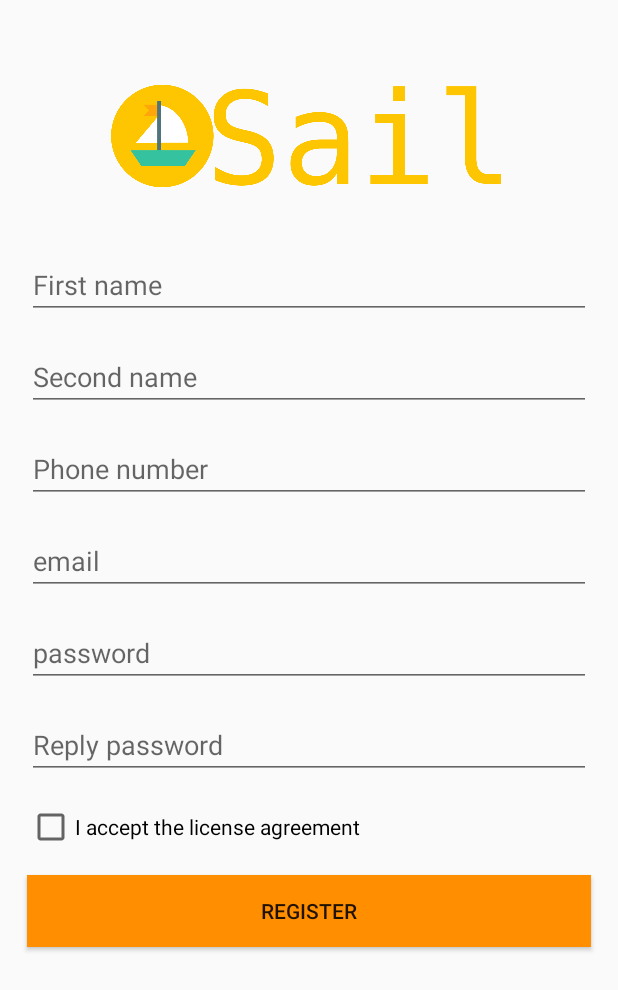
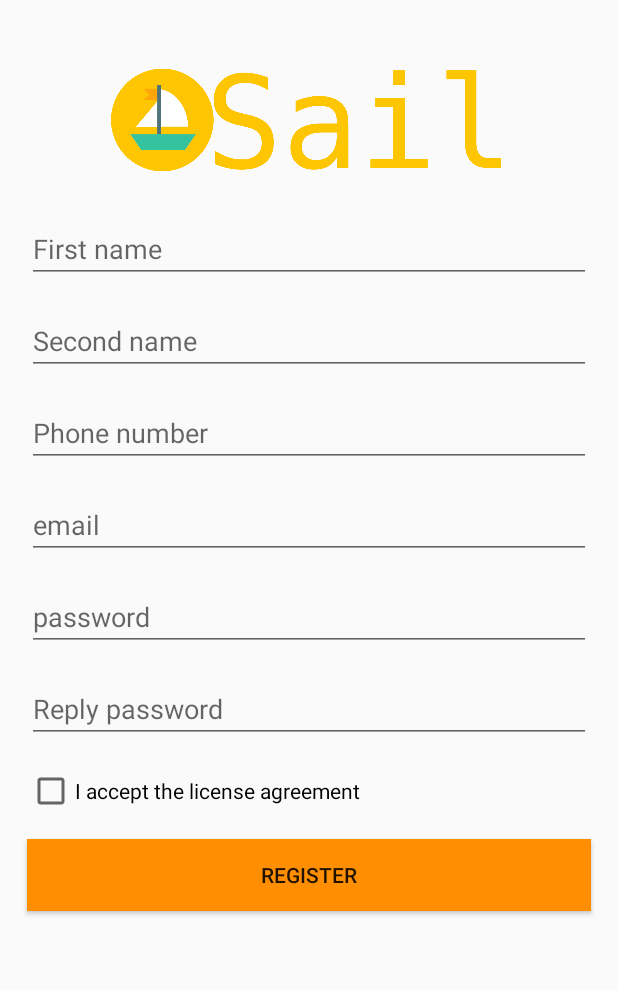
Before and after one commit to Torak28/SailApp, an Android app: the RegisterFragment screen opened through its navigation route, on a phone screen of 412 x 824 dp. Shown: the top 990 px of the screen. Run offline under Robolectric (Android 15) with nearby library versions, the phone set to English and light mode, and no system bars.

Commit message:
Fix registration fragment

```diff
--- a/android_app/app/src/main/java/com/pwr/sailapp/viewModel/LoginViewModel.kt
+++ b/android_app/app/src/main/java/com/pwr/sailapp/viewModel/LoginViewModel.kt
@@ -99,7 +99,10 @@ class LoginViewModel(
                 Log.e("fetchUser", "No connectivity exception")
             } catch (e: ErrorCodeException) {
                 when (e.code) {
-                    401 -> authenticationState.postValue(AuthenticationState.UNAUTHENTICATED)// 401 UNAUTHORIZED TODO diff if token expired or just unauthorized
+                    401 ->{
+                        authenticationState.postValue(AuthenticationState.UNAUTHENTICATED)
+                        registrationState.postValue(RegistrationState.FAILED)
+                    }
                 }
                 Log.e("fetchUser", "Error Code exception")
             }
--- a/android_app/app/src/main/res/layout/fragment_register.xml
+++ b/android_app/app/src/main/res/layout/fragment_register.xml
@@ -11,18 +11,16 @@
         android:padding="10dp"
 >
 
-
-    <!-- TODO consider adding autofillHints -->
     <ImageView
             android:layout_width="match_parent"
             android:contentDescription="@string/login_screen_banner"
-            android:layout_height="121dp"
+            android:layout_height="100dp"
             app:srcCompat="@drawable/banner"
             android:id="@+id/imageView"
             android:layout_marginStart="64dp"
             android:layout_marginEnd="64dp"
             android:layout_marginTop="20dp"
-            android:layout_marginBottom="8dp"
+            android:layout_marginBottom="5dp"
     />
 
     <TextView
@@ -118,5 +116,26 @@
             android:background="@color/colorPrimary"
     />
 
+    <LinearLayout
+            android:id="@+id/linearLayout_registering"
+            android:layout_width="match_parent"
+            android:layout_height="wrap_content"
+            android:orientation="vertical"
+            android:gravity="center"
+            tools:visibility="visible"
+            android:visibility="gone"
+            android:layout_marginTop="8dp"
+    >
+        <ProgressBar
+                android:layout_width="wrap_content"
+                android:layout_height="wrap_content"/>
+
+        <TextView
+                android:layout_width="wrap_content"
+                android:layout_height="wrap_content"
+                android:text="@string/downloading"
+        />
+    </LinearLayout>
+
 
 </LinearLayout>
```
Also changed, not shown: android_app/app/src/main/java/com/pwr/sailapp/ui/login/RegisterFragment.kt (+21 -10 lines).
